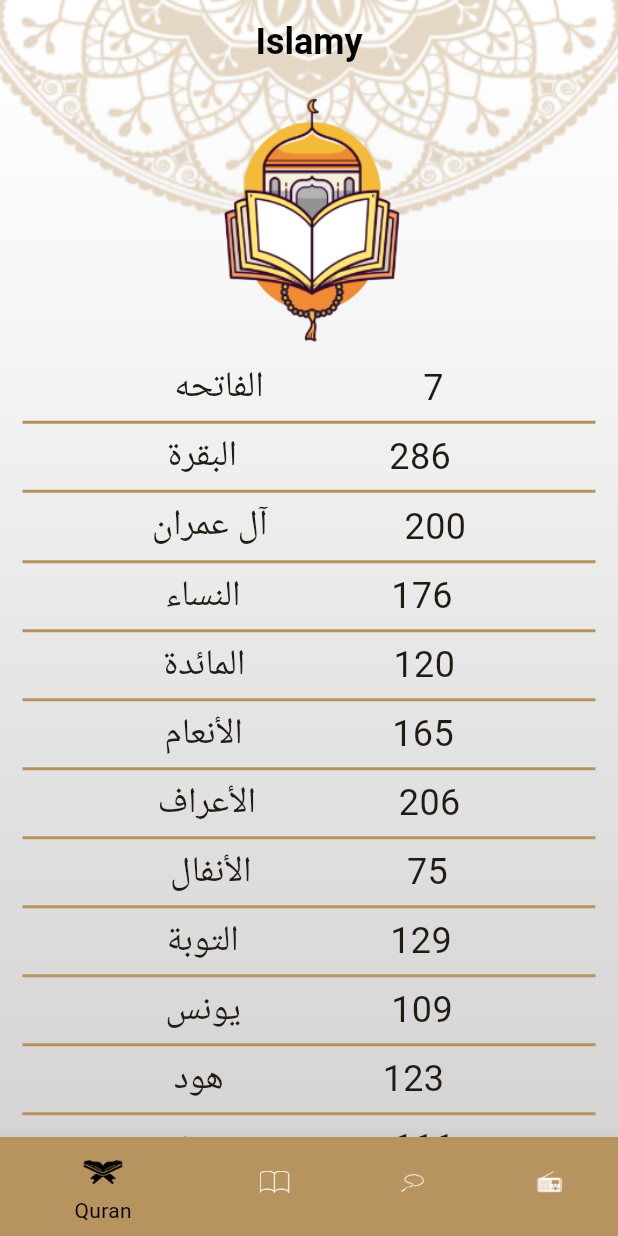
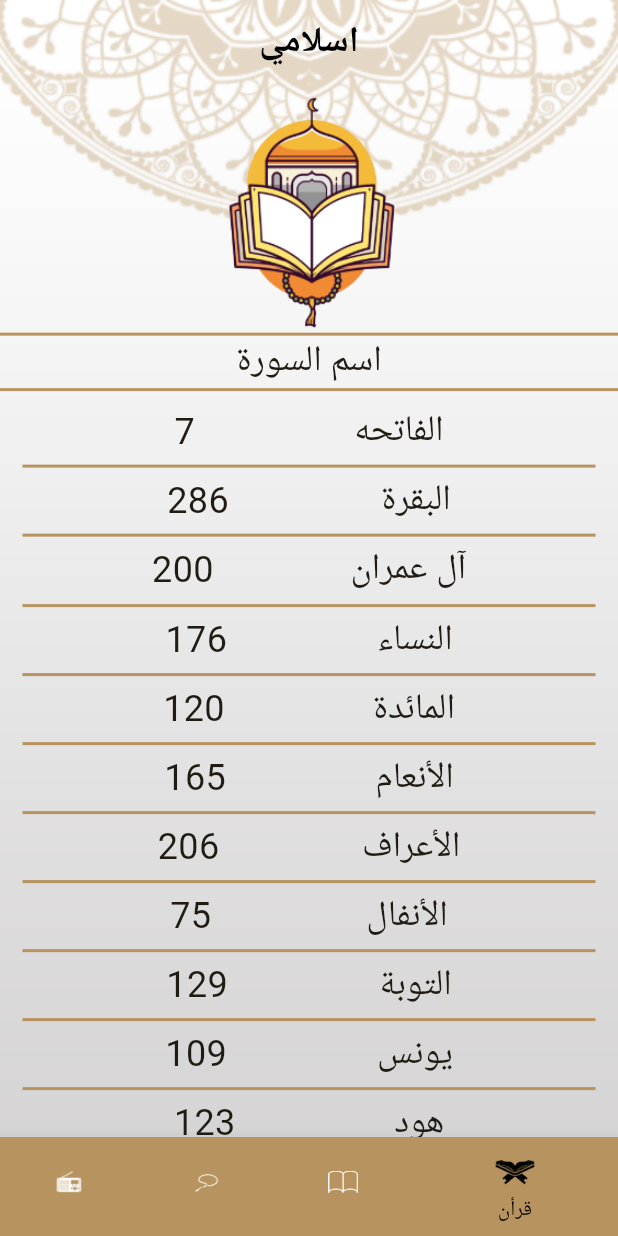
Before and after one commit to AliSamir070/islami_route_c10, a Flutter app: the screen it shows after launch, on a phone screen of 412 x 824 dp. Run offline on Flutter 3.47's test engine with Material 3 defaults, Android fonts, the phone set to English and light mode, and no system bars; generated files the repository leaves out were written again.

Commit message:
+ handle localization

```diff
--- /dev/null
+++ b/l10n.yaml
@@ -0,0 +1,3 @@
+arb-dir: lib/translations
+template-arb-file: app_en.arb
+output-localization-file: app_localizations.dart
--- a/lib/main.dart
+++ b/lib/main.dart
@@ -1,8 +1,9 @@
 import 'package:flutter/material.dart';
+import 'package:flutter_localizations/flutter_localizations.dart';
 import 'package:islamy_app_c10/ui/hadeth_details/hadeth_details_screen.dart';
 import 'package:islamy_app_c10/ui/home/home_screen.dart';
 import 'package:islamy_app_c10/ui/quran_details/quran_details_screen.dart';
-
+import 'package:flutter_gen/gen_l10n/app_localizations.dart';
 void main() {
   print("Hello");
   runApp(const MyApp());
@@ -17,6 +18,17 @@ class MyApp extends StatelessWidget {
     return MaterialApp(
       title: 'Flutter Demo',
       debugShowCheckedModeBanner: false,
+      localizationsDelegates: [
+        AppLocalizations.delegate,
+        GlobalMaterialLocalizations.delegate,
+        GlobalWidgetsLocalizations.delegate,
+        GlobalCupertinoLocalizations.delegate,
+      ],
+      supportedLocales: [
+        Locale('en'), // English
+        Locale('ar'), // Spanish
+      ],
+      locale: Locale("ar"),
       theme: ThemeData(
         bottomNavigationBarTheme: BottomNavigationBarThemeData(
           backgroundColor: Color(0xffB7935F),
--- /dev/null
+++ b/lib/translations/app_ar.arb
@@ -0,0 +1,8 @@
+{
+ "islami":"اسلامي",
+ "quran":"قرأن",
+ "ahadeth":"احاديث",
+ "sebha":"سبحة",
+ "radio":"راديو",
+ "chaptertitle":"اسم السورة"
+}
--- /dev/null
+++ b/lib/translations/app_en.arb
@@ -0,0 +1,8 @@
+{
+ "islami":"Islamy",
+ "quran":"Quran",
+ "ahadeth":"Ahadeth",
+ "sebha":"Sebha",
+ "radio":"Radio",
+ "chaptertitle":"Chapter title"
+}
--- a/lib/ui/home/ahedeth_widget.dart
+++ b/lib/ui/home/ahedeth_widget.dart
@@ -2,6 +2,7 @@ import 'package:flutter/material.dart';
 import 'package:flutter/services.dart';
 import 'package:islamy_app_c10/ui/home/hadeth_model.dart';
 import 'package:islamy_app_c10/ui/home/hadeth_title.dart';
+import 'package:flutter_gen/gen_l10n/app_localizations.dart';
 
 class AhadethWidget extends StatefulWidget {
 
@@ -28,7 +29,7 @@ class _AhadethWidgetState extends State<AhadethWidget> {
             ))
           ),
           child: Text(
-            "Ahadeth",
+            AppLocalizations.of(context)!.ahadeth,
             style: TextStyle(
 
               fontSize: 24
--- a/lib/ui/home/home_screen.dart
+++ b/lib/ui/home/home_screen.dart
@@ -3,7 +3,7 @@ import 'package:islamy_app_c10/ui/home/ahedeth_widget.dart';
 import 'package:islamy_app_c10/ui/home/quran_widget.dart';
 import 'package:islamy_app_c10/ui/home/radio_widget.dart';
 import 'package:islamy_app_c10/ui/home/sebha_widget.dart';
-
+import 'package:flutter_gen/gen_l10n/app_localizations.dart';
 class HomeScreen extends StatefulWidget {
   static const String routeName = "HomeScreen";
 
@@ -30,7 +30,7 @@ class _HomeScreenState extends State<HomeScreen> {
       ),
       child: Scaffold(
         appBar: AppBar(
-          title: Text("Islamy"),
+          title: Text(AppLocalizations.of(context)!.islami),
         ),
         bottomNavigationBar: BottomNavigationBar(
             currentIndex: currentNavIndex,
@@ -43,22 +43,22 @@ class _HomeScreenState extends State<HomeScreen> {
               BottomNavigationBarItem(
                   backgroundColor: Theme.of(context).colorScheme.primary,
                   icon: ImageIcon(AssetImage("assets/images/quran_icon.png")),
-                  label: 'Quran'
+                  label: AppLocalizations.of(context)!.quran
               ),
               BottomNavigationBarItem(
                   backgroundColor: Theme.of(context).colorScheme.primary,
                   icon: ImageIcon(AssetImage("assets/images/ahadeth_icon.png")),
-                  label: 'Ahadeth'
+                  label: AppLocalizations.of(context)!.ahadeth
               ),
               BottomNavigationBarItem(
                   backgroundColor: Theme.of(context).colorScheme.primary,
                   icon: ImageIcon(AssetImage("assets/images/sebha.png")),
-                  label: 'Sebha'
+                  label: AppLocalizations.of(context)!.sebha
               ),
               BottomNavigationBarItem(
                   backgroundColor: Theme.of(context).colorScheme.primary,
                   icon: ImageIcon(AssetImage("assets/images/radio_icon.png")),
-                  label: 'Radio'
+                  label: AppLocalizations.of(context)!.radio
               ),
             ]
         ),
--- a/lib/ui/home/quran_widget.dart
+++ b/lib/ui/home/quran_widget.dart
@@ -1,6 +1,6 @@
 import 'package:flutter/material.dart';
 import 'package:islamy_app_c10/ui/home/quran_title_widget.dart';
-
+import 'package:flutter_gen/gen_l10n/app_localizations.dart';
 class QuranWidget extends StatelessWidget {
   List<String> suraNames = [
     "الفاتحه","البقرة","آل عمران","النساء","المائدة","الأنعام","الأعراف","الأنفال","التوبة","يونس","هود"
@@ -25,6 +25,22 @@ class QuranWidget extends StatelessWidget {
         Expanded(
           child: Image.asset(
             "assets/images/quran_image.png"
+          ),
+        ),
+        Container(
+          alignment: Alignment.center,
+          width: double.infinity,
+          decoration: BoxDecoration(
+              border: Border.symmetric(horizontal: BorderSide(
+                  color: Theme.of(context).primaryColor,
+                  width: 2
+              ))
+          ),
+          child: Text(
+            AppLocalizations.of(context)!.chaptertitle,
+            style: TextStyle(
+                fontSize: 24
+            ),
           ),
         ),
         Expanded(
--- a/pubspec.yaml
+++ b/pubspec.yaml
@@ -35,6 +35,9 @@ dependencies:
   # The following adds the Cupertino Icons font to your application.
   # Use with the CupertinoIcons class for iOS style icons.
   cupertino_icons: ^1.0.2
+  flutter_localizations:
+    sdk: flutter
+  intl: any
 
 dev_dependencies:
   flutter_test:
@@ -52,6 +55,7 @@ dev_dependencies:
 
 # The following section is specific to Flutter packages.
 flutter:
+  generate: true
 
   # The following line ensures that the Material Icons font is
   # included with your application, so that you can use the icons in
@@ -89,3 +93,5 @@ flutter:
   #
   # For details regarding fonts from package dependencies,
   # see https://flutter.dev/custom-fonts/#from-packages
+flutter_intl:
+  enabled: true
```
Also changed, not shown: pubspec.lock.
